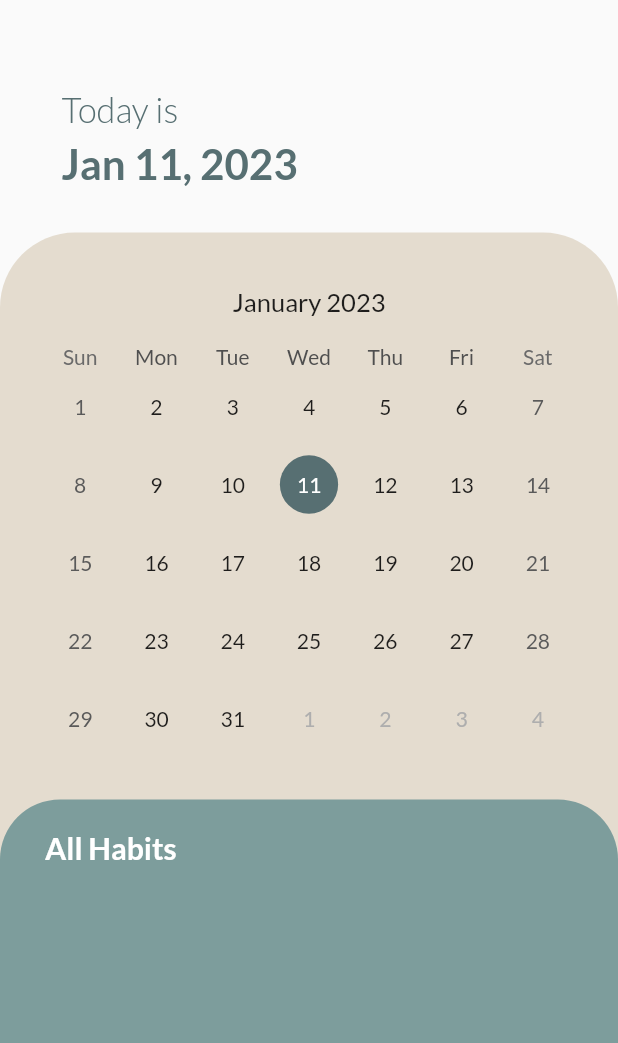
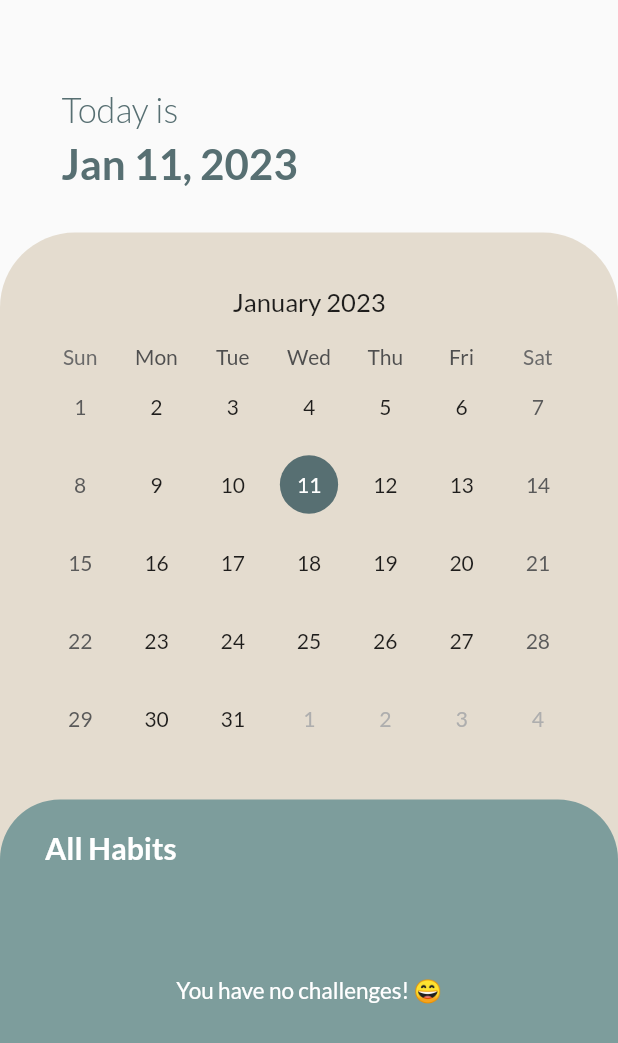
Before and after one commit to suhdanny/flutter_habitualize, a Flutter app: the CalendarScreen widget shown alone on an empty page, opened directly, on a phone screen of 412 x 824 dp. Shown: the top 1043 px of the screen. Run offline on Flutter 3.47's test engine with Material 2 defaults, Android fonts, the phone set to English and light mode, and no system bars; drawn by our look-alikes of table_calendar; our stand-ins replace cloud_firestore, date_picker_timeline, dot_navigation_bar, emoji_picker_flutter, firebase_auth, firebase_core and 8 more; missing offline and left inert: flutter_iconpicker; accounts and stored records are empty.

Commit message:
Make calendar list view reflect daily and weekly tracks

```diff
--- a/lib/screens/calendar_screen.dart
+++ b/lib/screens/calendar_screen.dart
@@ -7,6 +7,7 @@ import '../widgets/habit_list_tile.dart';
 import '../widgets/calendar_list.dart';
 import '../utils/create_new_timeline.dart';
 import '../utils/is_after_today.dart';
+import '../utils/get_weekday_string.dart';
 
 class CalendarScreen extends StatefulWidget {
   const CalendarScreen({super.key});
@@ -21,32 +22,13 @@ class _CalendarScreenState extends State<CalendarScreen> {
   DateTime focusedDay = DateTime.now();
   final String userUid = FirebaseAuth.instance.currentUser!.uid;
 
-  TextEditingController _eventController = TextEditingController();
-  ScrollController _scrollController = ScrollController();
-
-  // @override
-  // void initState() {
-  //   selectedEvents = {};
-  //   super.initState();
-  // }
-
-  // List<Event> _getEventsfromDay(DateTime date) {
-  //   return selectedEvents[date] ?? [];
-  // }
-
-  @override
-  void dispose() {
-    _eventController.dispose();
-    super.dispose();
-  }
-
   @override
   Widget build(BuildContext context) {
     return Column(
       mainAxisAlignment: MainAxisAlignment.start,
       children: [
         Padding(
-          padding: EdgeInsets.all(25.0),
+          padding: const EdgeInsets.all(25.0),
           child: Container(
             margin: const EdgeInsets.only(top: 30),
             child: ListTile(
@@ -62,7 +44,7 @@ class _CalendarScreenState extends State<CalendarScreen> {
                 margin: const EdgeInsets.only(top: 5),
                 child: Text(
                   DateFormat.yMMMd().format(DateTime.now()),
-                  style: TextStyle(
+                  style: const TextStyle(
                     color: Color.fromRGBO(87, 111, 114, 1),
                     fontSize: 28,
                     fontWeight: FontWeight.w700,
@@ -127,10 +109,10 @@ class _CalendarScreenState extends State<CalendarScreen> {
                         fontSize: 15,
                       ),
                       formatButtonDecoration: BoxDecoration(
-                        color: Color.fromRGBO(228, 220, 207, 1),
+                        color: const Color.fromRGBO(228, 220, 207, 1),
                         border: Border.all(
                             width: 0.0,
-                            color: Color.fromRGBO(228, 220, 207, 1)),
+                            color: const Color.fromRGBO(228, 220, 207, 1)),
                         borderRadius: const BorderRadius.only(
                             topLeft: Radius.circular(5),
                             topRight: Radius.circular(5),
@@ -176,18 +158,17 @@ class _CalendarScreenState extends State<CalendarScreen> {
                             }
                             final docs = snapshot.data!.docs;
 
+                            final children = <Widget>[];
+
                             String selectedDateString =
                                 DateFormat('yyyy-MM-dd').format(selectedDay);
                             bool isAfterToday = isDateAfterToday(selectedDay);
 
-                            return Expanded(
-                              child: ListView.builder(
-                                padding: EdgeInsets.only(top: 5, bottom: 120),
-                                itemBuilder: (ctx, idx) {
-                                  final data = docs[idx].data();
-                                  bool completed = data['timeline']
-                                              [selectedDateString] ==
-                                          null
+                            docs.forEach((doc) {
+                              final data = doc.data();
+                              bool display = false;
+                              bool completed =
+                                  data['timeline'][selectedDateString] == null
                                       ? false
                                       : data['timeline'][selectedDateString]
                                           ['completed'];
@@ -196,15 +177,32 @@ class _CalendarScreenState extends State<CalendarScreen> {
                               String? weeklyTrack;
 
                               if (data['dailyTracks'] != null) {
-                                    dailyTracks = Map<String, bool>.from(
-                                        data['dailyTracks']);
+                                dailyTracks =
+                                    Map<String, bool>.from(data['dailyTracks']);
                               }
                               if (data['weeklyTrack'] != null) {
                                 weeklyTrack = data['weeklyTrack'];
                               }
 
-                                  return CalendarList(
-                                    docId: docs[idx].id,
+                              if (data['duration'] == 'day') {
+                                final dailyTracks =
+                                    Map<String, bool>.from(data['dailyTracks']);
+                                if (dailyTracks[
+                                        getWeekdayString(selectedDay)] ==
+                                    true) {
+                                  display = true;
+                                }
+                              } else {
+                                final weeklyTrack = data['weeklyTrack'];
+                                if (weeklyTrack ==
+                                    getWeekdayString(selectedDay)) {
+                                  display = true;
+                                }
+                              }
+
+                              if (display) {
+                                children.add(CalendarList(
+                                  docId: doc.id,
                                   emoji: data['icon'],
                                   title: data['title'],
                                   count: data['count'],
@@ -213,14 +211,32 @@ class _CalendarScreenState extends State<CalendarScreen> {
                                   dailyTracks: dailyTracks,
                                   weeklyTrack: weeklyTrack,
                                   streaks: data['streaks'],
-                                    completed: completed
-                                        ? 'completed!'
-                                        : 'uncompleted',
+                                  completed:
+                                      completed ? 'completed!' : 'uncompleted',
                                   selectedDateString: selectedDateString,
                                   isAfterToday: isAfterToday,
-                                  );
-                                },
-                                itemCount: snapshot.data!.docs.length,
+                                ));
+                              }
+                            });
+
+                            return Expanded(
+                              child: children.isEmpty
+                                  ? const Padding(
+                                      padding: EdgeInsets.only(bottom: 80),
+                                      child: Center(
+                                        child: Text(
+                                          "You have no challenges! 😄",
+                                          style: TextStyle(
+                                            fontSize: 15,
+                                            color: Colors.white,
+                                          ),
+                                        ),
+                                      ),
+                                    )
+                                  : ListView(
+                                      padding: const EdgeInsets.only(
+                                          top: 5, bottom: 120),
+                                      children: children,
                                     ),
                             );
                           },
```
Lines whose indentation alone changed are shown as unchanged.
